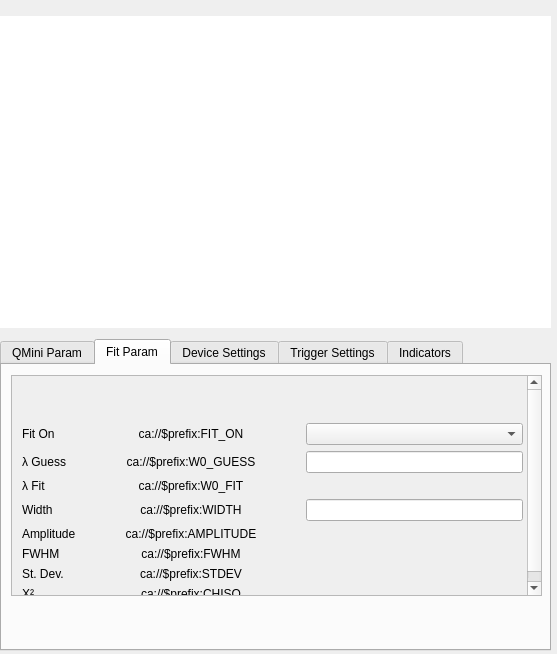
Old version of the form pcdsdevices/ui/QminiSpectrometer.detailed.ui in the repository pcdshub/pcdsdevices.
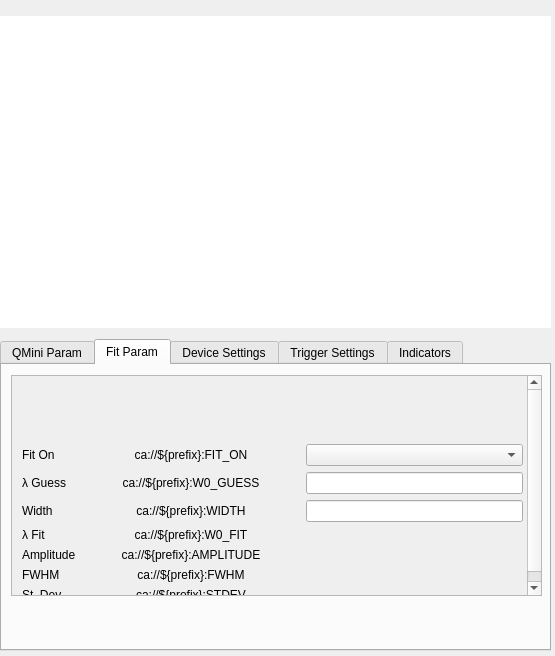
New version of the form. The open tabs and pages were chosen to show the change. Custom widgets are drawn as their Qt base class.

Commit message: MNT: fix naming, add recolor button, adjust size policy

What changed in the file:
```diff
--- a/pcdsdevices/ui/QminiSpectrometer.detailed.ui
+++ b/pcdsdevices/ui/QminiSpectrometer.detailed.ui
@@ -6,8 +6,8 @@
    <rect>
     <x>0</x>
     <y>0</y>
-    <width>557</width>
-    <height>654</height>
+    <width>555</width>
+    <height>656</height>
    </rect>
   </property>
   <property name="sizePolicy">
@@ -890,7 +890,7 @@
              <rect>
               <x>0</x>
               <y>0</y>
-              <width>513</width>
+              <width>84</width>
               <height>230</height>
              </rect>
             </property>
@@ -906,11 +906,55 @@
                <x>10</x>
                <y>-3</y>
                <width>501</width>
-               <height>228</height>
+               <height>249</height>
               </rect>
              </property>
              <layout class="QGridLayout" name="tab_2_grid">
-              <item row="10" column="1">
+              <item row="6" column="0">
+               <widget class="QLabel" name="w0_fit_label">
+                <property name="sizePolicy">
+                 <sizepolicy hsizetype="Preferred" vsizetype="Fixed">
+                  <horstretch>0</horstretch>
+                  <verstretch>0</verstretch>
+                 </sizepolicy>
+                </property>
+                <property name="text">
+                 <string>λ Fit</string>
+                </property>
+                <property name="alignment">
+                 <set>Qt::AlignLeading|Qt::AlignLeft|Qt::AlignVCenter</set>
+                </property>
+               </widget>
+              </item>
+              <item row="6" column="1">
+               <widget class="PyDMLabel" name="w0_fit_get">
+                <property name="sizePolicy">
+                 <sizepolicy hsizetype="Expanding" vsizetype="Fixed">
+                  <horstretch>0</horstretch>
+                  <verstretch>0</verstretch>
+                 </sizepolicy>
+                </property>
+                <property name="baseSize">
+                 <size>
+                  <width>0</width>
+                  <height>18</height>
+                 </size>
+                </property>
+                <property name="toolTip">
+                 <string/>
+                </property>
+                <property name="text">
+                 <string>ca://${prefix}:W0_FIT</string>
+                </property>
+                <property name="alignment">
+                 <set>Qt::AlignCenter</set>
+                </property>
+                <property name="channel" stdset="0">
+                 <string>ca://${prefix}:W0_FIT</string>
+                </property>
+               </widget>
+              </item>
+              <item row="11" column="1">
                <widget class="PyDMLabel" name="chisq">
                 <property name="sizePolicy">
                  <sizepolicy hsizetype="Expanding" vsizetype="Fixed">
@@ -922,7 +966,7 @@
                  <string/>
                 </property>
                 <property name="text">
-                 <string>ca://$prefix:CHISQ</string>
+                 <string>ca://${prefix}:CHISQ</string>
                 </property>
                 <property name="alignment">
                  <set>Qt::AlignCenter</set>
@@ -932,29 +976,7 @@
                 </property>
                </widget>
               </item>
-              <item row="3" column="1">
-               <widget class="PyDMLabel" name="fit_on">
-                <property name="sizePolicy">
-                 <sizepolicy hsizetype="Expanding" vsizetype="Fixed">
-                  <horstretch>0</horstretch>
-                  <verstretch>0</verstretch>
-                 </sizepolicy>
-                </property>
-                <property name="toolTip">
-                 <string/>
-                </property>
-                <property name="text">
-                 <string>ca://$prefix:FIT_ON</string>
-                </property>
-                <property name="alignment">
-                 <set>Qt::AlignCenter</set>
-                </property>
-                <property name="channel" stdset="0">
-                 <string>ca://$prefix:FIT_ON</string>
-                </property>
-               </widget>
-              </item>
-              <item row="6" column="0">
+              <item row="5" column="0">
                <widget class="QLabel" name="width_label">
                 <property name="sizePolicy">
                  <sizepolicy hsizetype="Preferred" vsizetype="Fixed">
@@ -970,8 +992,8 @@
                 </property>
                </widget>
               </item>
-              <item row="3" column="2">
-               <widget class="PyDMEnumComboBox" name="set_fit_on">
+              <item row="10" column="1">
+               <widget class="PyDMLabel" name="st_dev_get">
                 <property name="sizePolicy">
                  <sizepolicy hsizetype="Expanding" vsizetype="Fixed">
                   <horstretch>0</horstretch>
@@ -981,25 +1003,19 @@
                 <property name="toolTip">
                  <string/>
                 </property>
-                <property name="alarmSensitiveContent" stdset="0">
-                 <bool>false</bool>
+                <property name="text">
+                 <string>ca://${prefix}:STDEV</string>
                 </property>
-                <property name="alarmSensitiveBorder" stdset="0">
-                 <bool>true</bool>
-                </property>
-                <property name="PyDMToolTip" stdset="0">
-                 <string/>
-                </property>
-                <property name="monitorDisp" stdset="0">
-                 <bool>false</bool>
+                <property name="alignment">
+                 <set>Qt::AlignCenter</set>
                 </property>
                 <property name="channel" stdset="0">
                  <string>ca://$prefix:FIT_ON</string>
                 </property>
                </widget>
               </item>
-              <item row="6" column="2">
-               <widget class="PyDMLineEdit" name="set_width">
+              <item row="5" column="2">
+               <widget class="PyDMLineEdit" name="width_set">
                 <property name="toolTip">
                  <string/>
                 </property>
@@ -1029,56 +1045,8 @@
                 </property>
                </widget>
               </item>
-              <item row="5" column="0">
-               <widget class="QLabel" name="w0_fit_label">
-                <property name="sizePolicy">
-                 <sizepolicy hsizetype="Preferred" vsizetype="Fixed">
-                  <horstretch>0</horstretch>
-                  <verstretch>0</verstretch>
-                 </sizepolicy>
-                </property>
-                <property name="text">
-                 <string>λ Fit</string>
-                </property>
-                <property name="alignment">
-                 <set>Qt::AlignLeading|Qt::AlignLeft|Qt::AlignVCenter</set>
-                </property>
-               </widget>
-              </item>
-              <item row="7" column="0">
-               <widget class="QLabel" name="amplitude_label">
-                <property name="sizePolicy">
-                 <sizepolicy hsizetype="Preferred" vsizetype="Fixed">
-                  <horstretch>0</horstretch>
-                  <verstretch>0</verstretch>
-                 </sizepolicy>
-                </property>
-                <property name="text">
-                 <string>Amplitude</string>
-                </property>
-                <property name="alignment">
-                 <set>Qt::AlignLeading|Qt::AlignLeft|Qt::AlignVCenter</set>
-                </property>
-               </widget>
-              </item>
-              <item row="4" column="0">
-               <widget class="QLabel" name="w0_guess_label">
-                <property name="sizePolicy">
-                 <sizepolicy hsizetype="Preferred" vsizetype="Fixed">
-                  <horstretch>0</horstretch>
-                  <verstretch>0</verstretch>
-                 </sizepolicy>
-                </property>
-                <property name="text">
-                 <string>λ Guess</string>
-                </property>
-                <property name="alignment">
-                 <set>Qt::AlignLeading|Qt::AlignLeft|Qt::AlignVCenter</set>
-                </property>
-               </widget>
-              </item>
-              <item row="9" column="1">
-               <widget class="PyDMLabel" name="st_dev">
+              <item row="3" column="1">
+               <widget class="PyDMLabel" name="fit_on_get">
                 <property name="sizePolicy">
                  <sizepolicy hsizetype="Expanding" vsizetype="Fixed">
                   <horstretch>0</horstretch>
@@ -1089,7 +1057,7 @@
                  <string/>
                 </property>
                 <property name="text">
-                 <string>ca://$prefix:STDEV</string>
+                 <string>ca://${prefix}:FIT_ON</string>
                 </property>
                 <property name="alignment">
                  <set>Qt::AlignCenter</set>
@@ -1115,10 +1083,10 @@
                 </property>
                </widget>
               </item>
-              <item row="8" column="1">
-               <widget class="PyDMLabel" name="fwhm">
+              <item row="8" column="0">
+               <widget class="QLabel" name="amplitude_label">
                 <property name="sizePolicy">
-                 <sizepolicy hsizetype="Expanding" vsizetype="Fixed">
+                 <sizepolicy hsizetype="Preferred" vsizetype="Fixed">
                   <horstretch>0</horstretch>
                   <verstretch>0</verstretch>
                  </sizepolicy>
@@ -1127,20 +1095,17 @@
                  <string/>
                 </property>
                 <property name="text">
-                 <string>ca://$prefix:FWHM</string>
+                 <string>Amplitude</string>
                 </property>
                 <property name="alignment">
-                 <set>Qt::AlignCenter</set>
-                </property>
-                <property name="channel" stdset="0">
-                 <string>ca://$prefix:FWHM</string>
+                 <set>Qt::AlignLeading|Qt::AlignLeft|Qt::AlignVCenter</set>
                 </property>
                </widget>
               </item>
-              <item row="5" column="1">
-               <widget class="PyDMLabel" name="w0_fit">
+              <item row="9" column="0">
+               <widget class="QLabel" name="fwhm_label">
                 <property name="sizePolicy">
-                 <sizepolicy hsizetype="Expanding" vsizetype="Fixed">
+                 <sizepolicy hsizetype="Preferred" vsizetype="Fixed">
                   <horstretch>0</horstretch>
                   <verstretch>0</verstretch>
                  </sizepolicy>
@@ -1155,13 +1120,10 @@
                  <string/>
                 </property>
                 <property name="text">
-                 <string>ca://$prefix:W0_FIT</string>
+                 <string>FWHM</string>
                 </property>
                 <property name="alignment">
-                 <set>Qt::AlignCenter</set>
-                </property>
-                <property name="channel" stdset="0">
-                 <string>ca://$prefix:W0_FIT</string>
+                 <set>Qt::AlignLeading|Qt::AlignLeft|Qt::AlignVCenter</set>
                 </property>
                </widget>
               </item>
@@ -1196,7 +1158,51 @@
                 </property>
                </widget>
               </item>
-              <item row="9" column="0">
+              <item row="9" column="1">
+               <widget class="PyDMLabel" name="fwhm_get">
+                <property name="sizePolicy">
+                 <sizepolicy hsizetype="Expanding" vsizetype="Fixed">
+                  <horstretch>0</horstretch>
+                  <verstretch>0</verstretch>
+                 </sizepolicy>
+                </property>
+                <property name="toolTip">
+                 <string/>
+                </property>
+                <property name="text">
+                 <string>ca://${prefix}:FWHM</string>
+                </property>
+                <property name="alignment">
+                 <set>Qt::AlignCenter</set>
+                </property>
+                <property name="channel" stdset="0">
+                 <string>ca://${prefix}:FWHM</string>
+                </property>
+               </widget>
+              </item>
+              <item row="5" column="1">
+               <widget class="PyDMLabel" name="width_get">
+                <property name="sizePolicy">
+                 <sizepolicy hsizetype="Expanding" vsizetype="Fixed">
+                  <horstretch>0</horstretch>
+                  <verstretch>0</verstretch>
+                 </sizepolicy>
+                </property>
+                <property name="toolTip">
+                 <string/>
+                </property>
+                <property name="text">
+                 <string>ca://${prefix}:WIDTH</string>
+                </property>
+                <property name="alignment">
+                 <set>Qt::AlignCenter</set>
+                </property>
+                <property name="channel" stdset="0">
+                 <string>ca://${prefix}:WIDTH</string>
+                </property>
+               </widget>
+              </item>
+              <item row="10" column="0">
                <widget class="QLabel" name="st_dev_label">
                 <property name="sizePolicy">
                  <sizepolicy hsizetype="Preferred" vsizetype="Fixed">
@@ -1212,51 +1218,7 @@
                 </property>
                </widget>
               </item>
-              <item row="4" column="1">
-               <widget class="PyDMLabel" name="get_w0_guess">
-                <property name="sizePolicy">
-                 <sizepolicy hsizetype="Expanding" vsizetype="Fixed">
-                  <horstretch>0</horstretch>
-                  <verstretch>0</verstretch>
-                 </sizepolicy>
-                </property>
-                <property name="toolTip">
-                 <string/>
-                </property>
-                <property name="text">
-                 <string>ca://$prefix:W0_GUESS</string>
-                </property>
-                <property name="alignment">
-                 <set>Qt::AlignCenter</set>
-                </property>
-                <property name="channel" stdset="0">
-                 <string>ca://$prefix:W0_GUESS</string>
-                </property>
-               </widget>
-              </item>
-              <item row="6" column="1">
-               <widget class="PyDMLabel" name="get_width">
-                <property name="sizePolicy">
-                 <sizepolicy hsizetype="Expanding" vsizetype="Fixed">
-                  <horstretch>0</horstretch>
-                  <verstretch>0</verstretch>
-                 </sizepolicy>
-                </property>
-                <property name="toolTip">
-                 <string/>
-                </property>
-                <property name="text">
-                 <string>ca://$prefix:WIDTH</string>
-                </property>
-                <property name="alignment">
-                 <set>Qt::AlignCenter</set>
-                </property>
-                <property name="channel" stdset="0">
-                 <string>ca://$prefix:WIDTH</string>
-                </property>
-               </widget>
-              </item>
-              <item row="10" column="0">
+              <item row="11" column="0">
                <widget class="QLabel" name="chisq_label">
                 <property name="sizePolicy">
                  <sizepolicy hsizetype="Preferred" vsizetype="Fixed">
@@ -1272,8 +1234,36 @@
                 </property>
                </widget>
               </item>
-              <item row="8" column="0">
-               <widget class="QLabel" name="fwhm_label">
+              <item row="3" column="2">
+               <widget class="PyDMEnumComboBox" name="fit_on_set">
+                <property name="sizePolicy">
+                 <sizepolicy hsizetype="Expanding" vsizetype="Fixed">
+                  <horstretch>0</horstretch>
+                  <verstretch>0</verstretch>
+                 </sizepolicy>
+                </property>
+                <property name="toolTip">
+                 <string/>
+                </property>
+                <property name="alarmSensitiveContent" stdset="0">
+                 <bool>false</bool>
+                </property>
+                <property name="alarmSensitiveBorder" stdset="0">
+                 <bool>true</bool>
+                </property>
+                <property name="PyDMToolTip" stdset="0">
+                 <string/>
+                </property>
+                <property name="monitorDisp" stdset="0">
+                 <bool>false</bool>
+                </property>
+                <property name="channel" stdset="0">
+                 <string>ca://${prefix}:FIT_ON</string>
+                </property>
+               </widget>
+              </item>
+              <item row="4" column="0">
+               <widget class="QLabel" name="w0_guess_label">
                 <property name="sizePolicy">
                  <sizepolicy hsizetype="Preferred" vsizetype="Fixed">
                   <horstretch>0</horstretch>
@@ -1281,14 +1271,36 @@
                  </sizepolicy>
                 </property>
                 <property name="text">
-                 <string>FWHM</string>
+                 <string>λ Guess</string>
                 </property>
                 <property name="alignment">
                  <set>Qt::AlignLeading|Qt::AlignLeft|Qt::AlignVCenter</set>
                 </property>
                </widget>
               </item>
-              <item row="7" column="1">
+              <item row="4" column="1">
+               <widget class="PyDMLabel" name="w0_guess_get">
+                <property name="sizePolicy">
+                 <sizepolicy hsizetype="Expanding" vsizetype="Fixed">
+                  <horstretch>0</horstretch>
+                  <verstretch>0</verstretch>
+                 </sizepolicy>
+                </property>
+                <property name="toolTip">
+                 <string/>
+                </property>
+                <property name="text">
+                 <string>ca://${prefix}:W0_GUESS</string>
+                </property>
+                <property name="alignment">
+                 <set>Qt::AlignCenter</set>
+                </property>
+                <property name="channel" stdset="0">
+                 <string>ca://${prefix}:W0_GUESS</string>
+                </property>
+               </widget>
+              </item>
+              <item row="8" column="1">
                <widget class="PyDMLabel" name="amplitude">
                 <property name="sizePolicy">
                  <sizepolicy hsizetype="Expanding" vsizetype="Fixed">
@@ -1300,7 +1312,7 @@
                  <string/>
                 </property>
                 <property name="text">
-                 <string>ca://$prefix:AMPLITUDE</string>
+                 <string>ca://${prefix}:AMPLITUDE</string>
                 </property>
                 <property name="alignment">
                  <set>Qt::AlignCenter</set>
```
Left out of the diff: 810 changed lines with no effect on the pictures.
